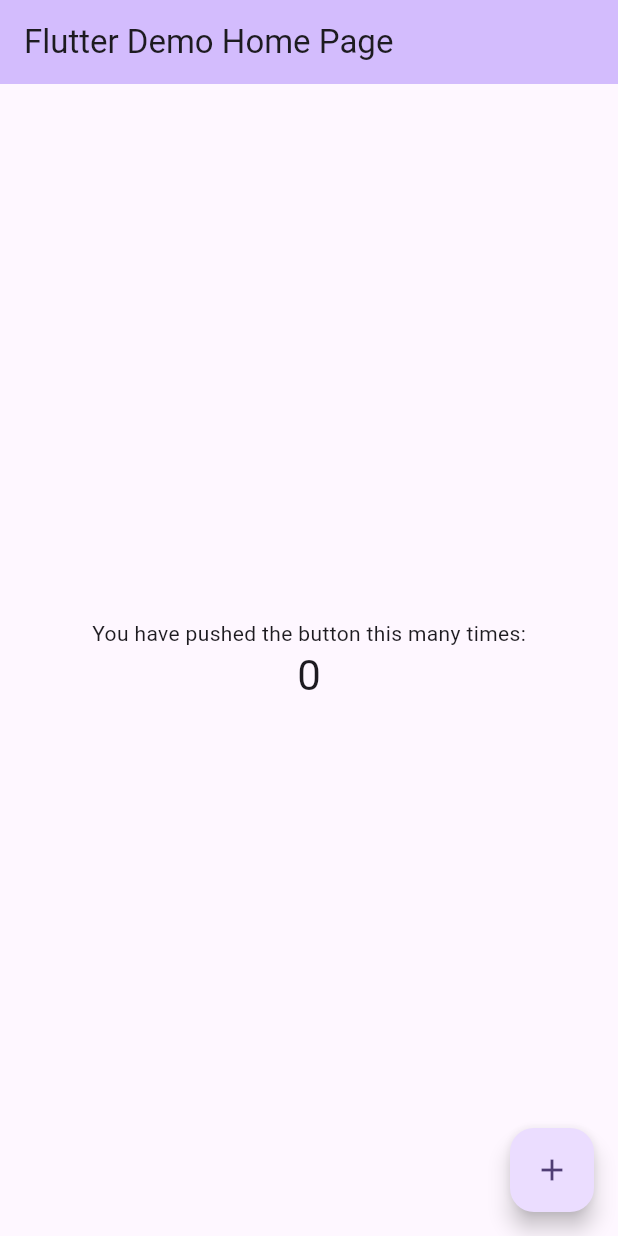
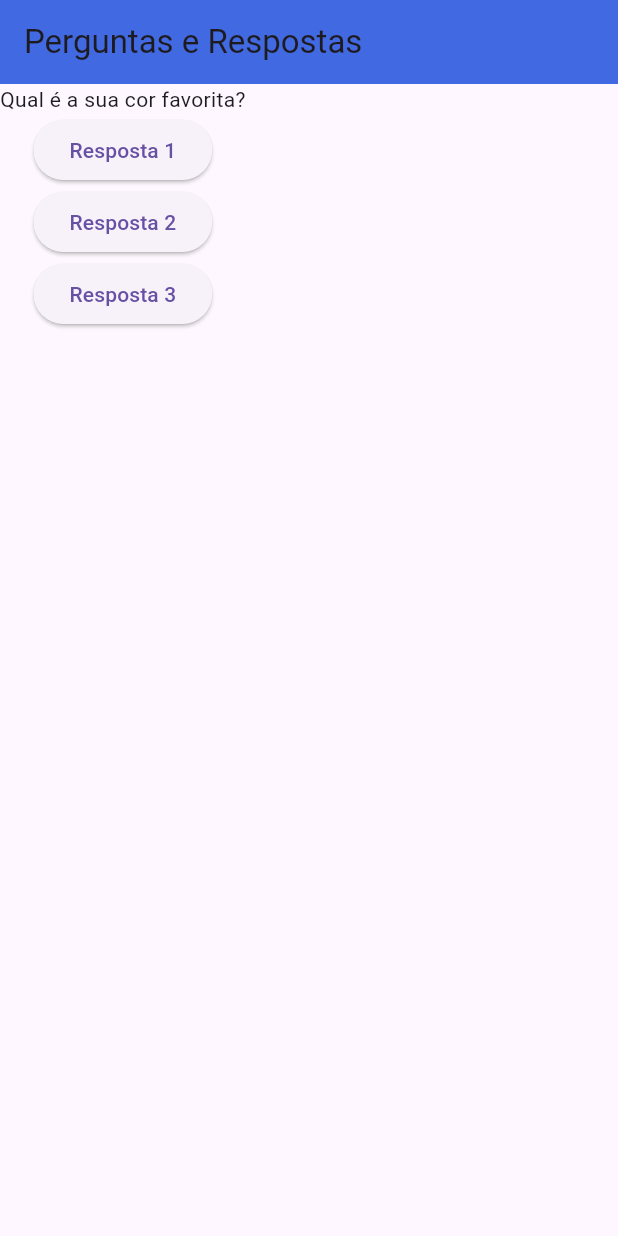
Before and after one commit to adevalter/projeto_perguntas, a Flutter app: the screen it shows after launch, on a phone screen of 412 x 824 dp. Run offline on Flutter 3.47's test engine with Material 3 defaults, Android fonts, the phone set to English and light mode, and no system bars.

Commit message:
criado primeiro componente e alterado de statless para statfull

```diff
--- a/lib/main.dart
+++ b/lib/main.dart
@@ -1,125 +1,46 @@
 import 'package:flutter/material.dart';
 
-void main() {
-  runApp(const MyApp());
-}
+void main() => runApp(new PerguntasApp());
 
-class MyApp extends StatelessWidget {
-  const MyApp({super.key});
+class PerguntaAppState extends State<PerguntasApp> {
+  var perguntaSelcionada = 0;
 
-  // This widget is the root of your application.
+  void responder() {
+    setState(() {
+      perguntaSelcionada++;
+    });
+
+    print(perguntaSelcionada);
+  }
+
   @override
   Widget build(BuildContext context) {
+    final List<String> perguntas = [
+      "Qual é a sua cor favorita?",
+      "Qual é o seu animal favorito"
+    ];
     return MaterialApp(
-      title: 'Flutter Demo',
-      theme: ThemeData(
-        // This is the theme of your application.
-        //
-        // TRY THIS: Try running your application with "flutter run". You'll see
-        // the application has a purple toolbar. Then, without quitting the app,
-        // try changing the seedColor in the colorScheme below to Colors.green
-        // and then invoke "hot reload" (save your changes or press the "hot
-        // reload" button in a Flutter-supported IDE, or press "r" if you used
-        // the command line to start the app).
-        //
-        // Notice that the counter didn't reset back to zero; the application
-        // state is not lost during the reload. To reset the state, use hot
-        // restart instead.
-        //
-        // This works for code too, not just values: Most code changes can be
-        // tested with just a hot reload.
-        colorScheme: ColorScheme.fromSeed(seedColor: Colors.deepPurple),
-        useMaterial3: true,
+      home: Scaffold(
+        appBar: AppBar(
+          title: Text("Perguntas e Respostas"),
+          backgroundColor: Color.fromRGBO(65, 105, 225, 100),
+        ),
+        body: Column(
+          children: <Widget>[
+            Text(perguntas[perguntaSelcionada]),
+            ElevatedButton(child: Text('Resposta 1'), onPressed: responder),
+            ElevatedButton(child: Text('Resposta 2'), onPressed: responder),
+            ElevatedButton(child: Text('Resposta 3'), onPressed: responder)
+          ],
+        ),
       ),
-      home: const MyHomePage(title: 'Flutter Demo Home Page'),
     );
   }
 }
 
-class MyHomePage extends StatefulWidget {
-  const MyHomePage({super.key, required this.title});
-
-  // This widget is the home page of your application. It is stateful, meaning
-  // that it has a State object (defined below) that contains fields that affect
-  // how it looks.
-
-  // This class is the configuration for the state. It holds the values (in this
-  // case the title) provided by the parent (in this case the App widget) and
-  // used by the build method of the State. Fields in a Widget subclass are
-  // always marked "final".
-
-  final String title;
-
+class PerguntasApp extends StatefulWidget {
   @override
-  State<MyHomePage> createState() => _MyHomePageState();
-}
-
-class _MyHomePageState extends State<MyHomePage> {
-  int _counter = 0;
-
-  void _incrementCounter() {
-    setState(() {
-      // This call to setState tells the Flutter framework that something has
-      // changed in this State, which causes it to rerun the build method below
-      // so that the display can reflect the updated values. If we changed
-      // _counter without calling setState(), then the build method would not be
-      // called again, and so nothing would appear to happen.
-      _counter++;
-    });
-  }
-
-  @override
-  Widget build(BuildContext context) {
-    // This method is rerun every time setState is called, for instance as done
-    // by the _incrementCounter method above.
-    //
-    // The Flutter framework has been optimized to make rerunning build methods
-    // fast, so that you can just rebuild anything that needs updating rather
-    // than having to individually change instances of widgets.
-    return Scaffold(
-      appBar: AppBar(
-        // TRY THIS: Try changing the color here to a specific color (to
-        // Colors.amber, perhaps?) and trigger a hot reload to see the AppBar
-        // change color while the other colors stay the same.
-        backgroundColor: Theme.of(context).colorScheme.inversePrimary,
-        // Here we take the value from the MyHomePage object that was created by
-        // the App.build method, and use it to set our appbar title.
-        title: Text(widget.title),
-      ),
-      body: Center(
-        // Center is a layout widget. It takes a single child and positions it
-        // in the middle of the parent.
-        child: Column(
-          // Column is also a layout widget. It takes a list of children and
-          // arranges them vertically. By default, it sizes itself to fit its
-          // children horizontally, and tries to be as tall as its parent.
-          //
-          // Column has various properties to control how it sizes itself and
-          // how it positions its children. Here we use mainAxisAlignment to
-          // center the children vertically; the main axis here is the vertical
-          // axis because Columns are vertical (the cross axis would be
-          // horizontal).
-          //
-          // TRY THIS: Invoke "debug painting" (choose the "Toggle Debug Paint"
-          // action in the IDE, or press "p" in the console), to see the
-          // wireframe for each widget.
-          mainAxisAlignment: MainAxisAlignment.center,
-          children: <Widget>[
-            const Text(
-              'You have pushed the button this many times:',
-            ),
-            Text(
-              '$_counter',
-              style: Theme.of(context).textTheme.headlineMedium,
-            ),
-          ],
-        ),
-      ),
-      floatingActionButton: FloatingActionButton(
-        onPressed: _incrementCounter,
-        tooltip: 'Increment',
-        child: const Icon(Icons.add),
-      ), // This trailing comma makes auto-formatting nicer for build methods.
-    );
+  PerguntaAppState createState() {
+    return PerguntaAppState();
   }
 }
```
